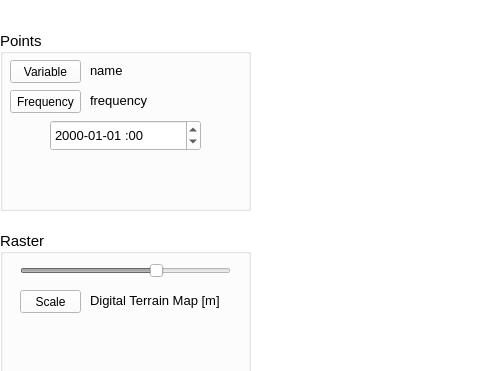
This is PRAGA/mainwindow.ui in gaowudao/CRITERIA3D as Qt 5 draws it before an edit; both pictures show x 0 to 480 and y 190 to 561 of the 1368 by 768 pixel window. The edited form follows.
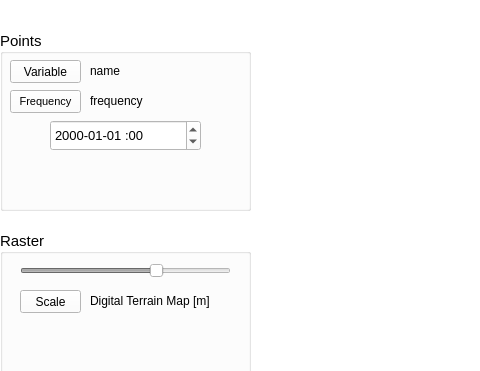
This is the edited form.

What changed in the file:
```diff
--- a/PRAGA/mainwindow.ui
+++ b/PRAGA/mainwindow.ui
@@ -1035,7 +1035,7 @@
      </property>
      <property name="font">
       <font>
-       <pointsize>10</pointsize>
+       <pointsize>9</pointsize>
       </font>
      </property>
      <property name="text">
@@ -1547,7 +1547,7 @@
      </property>
      <property name="font">
       <font>
-       <pointsize>10</pointsize>
+       <pointsize>9</pointsize>
       </font>
      </property>
      <property name="text">
@@ -1565,7 +1565,7 @@
      </property>
      <property name="font">
       <font>
-       <pointsize>10</pointsize>
+       <pointsize>9</pointsize>
       </font>
      </property>
      <property name="text">
@@ -1638,7 +1638,7 @@
      </property>
      <property name="font">
       <font>
-       <pointsize>9</pointsize>
+       <pointsize>8</pointsize>
       </font>
      </property>
      <property name="text">
```
Left out of the diff: 4 changed lines with no effect on the pictures.
